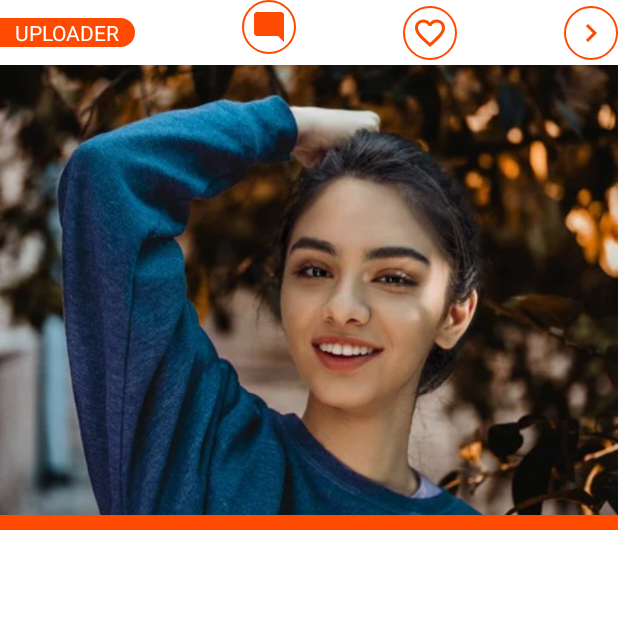
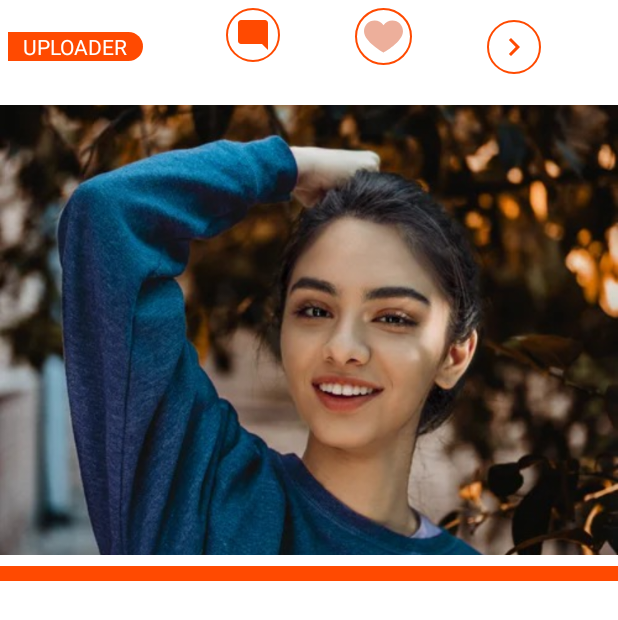
Before and after one commit to Rahul7f/PicTopz, an Android app: the layout layout_home_post.xml on its own in the app's theme, with its tools: preview values and no code run, on a phone screen of 412 x 824 dp. Shown: the top 620 px of the screen. Run offline under Robolectric (Android 15) with nearby library versions, the phone set to English and light mode, and no system bars.

```diff
--- a/app/src/main/java/com/example/pictopz/ui/fragment/HomeFragment.java
+++ b/app/src/main/java/com/example/pictopz/ui/fragment/HomeFragment.java
@@ -29,6 +29,7 @@ public class HomeFragment extends Fragment {
 
     ImageView imageView;
     ArrayList<ApprovedPostObject> approvedPostObjects=new ArrayList<>();
+
     public View onCreateView(@NonNull LayoutInflater inflater,
                              ViewGroup container, Bundle savedInstanceState) {
 
@@ -55,7 +56,7 @@ public class HomeFragment extends Fragment {
                 approvedPostObjects.add(snapshot1.getValue(ApprovedPostObject.class));
                 postAdapter.notifyDataSetChanged();
 
-
+              // Log.e("likeno", approvedPostObjects.get(2).likeNo);
             }
 
             @Override
--- a/app/src/main/java/com/example/pictopz/ui/fragment/Participate.java
+++ b/app/src/main/java/com/example/pictopz/ui/fragment/Participate.java
@@ -97,10 +97,12 @@ public class Participate extends Fragment {
 
     private void uploadData(String Imageurl){
         String url="/images/unApproved/";
+        int likesNo =0;
+        int commentsNo=0;
         String key= UUID.randomUUID().toString();
         url+=key;
 
-        UnApprovedDataObject unApprovedDataObject=new UnApprovedDataObject(Imageurl,key,getUsername(mAuth.getCurrentUser().getDisplayName()),mAuth.getUid(),contestID);
+        UnApprovedDataObject unApprovedDataObject=new UnApprovedDataObject(Imageurl,key,getUsername(mAuth.getCurrentUser().getDisplayName()),mAuth.getUid(),contestID,likesNo,commentsNo);
 
         FirebaseUploadData uploadData=new FirebaseUploadData(getContext(),url,unApprovedDataObject) {
             @Override
--- a/app/src/main/res/drawable/heart.xml
+++ b/app/src/main/res/drawable/heart.xml
@@ -1,5 +1,9 @@
-<vector android:height="24dp" android:tint="#FF4A01"
-    android:viewportHeight="24" android:viewportWidth="24"
-    android:width="24dp" xmlns:android="http://schemas.android.com/apk/res/android">
-    <path android:fillColor="@android:color/white" android:pathData="M16.5,3c-1.74,0 -3.41,0.81 -4.5,2.09C10.91,3.81 9.24,3 7.5,3 4.42,3 2,5.42 2,8.5c0,3.78 3.4,6.86 8.55,11.54L12,21.35l1.45,-1.32C18.6,15.36 22,12.28 22,8.5 22,5.42 19.58,3 16.5,3zM12.1,18.55l-0.1,0.1 -0.1,-0.1C7.14,14.24 4,11.39 4,8.5 4,6.5 5.5,5 7.5,5c1.54,0 3.04,0.99 3.57,2.36h1.87C13.46,5.99 14.96,5 16.5,5c2,0 3.5,1.5 3.5,3.5 0,2.89 -3.14,5.74 -7.9,10.05z"/>
+<vector xmlns:android="http://schemas.android.com/apk/res/android"
+    android:width="391.837dp"
+    android:height="391.837dp"
+    android:viewportWidth="391.837"
+    android:viewportHeight="391.837">
+  <path
+      android:pathData="M285.257,35.528c58.743,0.286 106.294,47.836 106.58,106.58c0,107.624 -195.918,214.204 -195.918,214.204S0,248.165 0,142.108c0,-58.862 47.717,-106.58 106.58,-106.58l0,0c36.032,-0.281 69.718,17.842 89.339,48.065C215.674,53.517 249.273,35.441 285.257,35.528z"
+      android:fillColor="@color/orange"/>
 </vector>
--- a/app/src/main/res/layout/layout_home_post.xml
+++ b/app/src/main/res/layout/layout_home_post.xml
@@ -1,83 +1,108 @@
 <?xml version="1.0" encoding="utf-8"?>
-<androidx.constraintlayout.widget.ConstraintLayout xmlns:android="http://schemas.android.com/apk/res/android"
+<LinearLayout xmlns:android="http://schemas.android.com/apk/res/android"
+    xmlns:app="http://schemas.android.com/apk/res-auto"
+    xmlns:tools="http://schemas.android.com/tools"
     android:layout_width="match_parent"
     android:layout_height="wrap_content"
-    xmlns:app="http://schemas.android.com/apk/res-auto"
     android:paddingBottom="10sp"
-    >
+    android:orientation="vertical">
 
 
+    <LinearLayout
+        android:layout_width="match_parent"
+        android:layout_height="wrap_content"
+        android:orientation="horizontal">
+
         <TextView
-        app:layout_constraintTop_toTopOf="parent"
-        app:layout_constraintStart_toStartOf="parent"
-        app:layout_constraintBottom_toTopOf="@id/layout_home_post_image"
             android:id="@+id/layout_home_username"
-        android:paddingHorizontal="10sp"
             android:layout_width="wrap_content"
             android:layout_height="wrap_content"
             android:background="@drawable/orangecircle"
+            android:paddingHorizontal="10sp"
+            android:text="UPLOADER"
+            android:layout_gravity="center"
+            android:textColor="@android:color/white"
+            tools:layout_editor_absoluteY="12dp"
+            android:layout_margin="5dp"/>
 
-        android:text="UPLOADER"
-        android:textColor="@android:color/white"
-        />
+        <LinearLayout
+            android:layout_width="wrap_content"
+            android:layout_height="wrap_content"
+            android:orientation="vertical"
+            android:layout_marginLeft="50dp"
+            android:layout_marginTop="5dp">
+            <ImageView
+                android:id="@+id/layout_home_comment"
+                android:layout_width="wrap_content"
+                android:layout_height="wrap_content"
+                android:background="@drawable/circle2d"
+                android:padding="6sp"
+                android:src="@drawable/comment"
+                tools:layout_editor_absoluteX="161dp" />
+            <TextView
+                android:id="@+id/commentNo"
+                android:layout_width="wrap_content"
+                android:layout_height="wrap_content"
+                android:layout_gravity="center"
+                android:textColor="#000"/>
+
+        </LinearLayout>
+
+        <LinearLayout
+            android:layout_width="wrap_content"
+            android:layout_height="wrap_content"
+            android:orientation="vertical"
+            android:layout_marginLeft="50dp"
+            android:layout_marginTop="5dp">
+            <ImageView
+                android:id="@+id/layout_home_like"
+                android:layout_width="38dp"
+                android:layout_height="38dp"
+                android:background="@drawable/circle2d"
+                android:padding="6sp"
+                android:src="@drawable/heart"
+                app:tint="#EDAF9B" />
+            <TextView
+                android:id="@+id/likeNo"
+                android:layout_width="wrap_content"
+                android:layout_height="wrap_content"
+                android:layout_gravity="center"
+                android:textColor="#000"/>
+
+        </LinearLayout>
+
 
 
 
         <ImageView
-        app:layout_constraintStart_toEndOf="@id/layout_home_username"
-        app:layout_constraintTop_toTopOf="parent"
-        app:layout_constraintBottom_toTopOf="@id/layout_home_post_image"
-        app:layout_constraintEnd_toStartOf="@id/layout_home_favourite"
-
-        android:src="@drawable/comment"
-        android:padding="6sp"
-        android:background="@drawable/circle2d"
+            android:id="@+id/layout_home_more"
             android:layout_width="wrap_content"
             android:layout_height="wrap_content"
-        android:id="@+id/layout_home_comment"/>
+            android:background="@drawable/circle2d"
+            android:padding="6sp"
+            android:layout_gravity="center"
+            android:src="@drawable/arrow_forward"
+            android:layout_marginLeft="50dp" />
+
+
+    </LinearLayout>
 
     <ImageView
-        app:layout_constraintStart_toEndOf="@id/layout_home_comment"
-        app:layout_constraintTop_toTopOf="parent"
-        app:layout_constraintBottom_toTopOf="@id/layout_home_post_image"
-        app:layout_constraintEnd_toStartOf="@id/layout_home_more"
+        android:id="@+id/layout_home_post_image"
+        android:layout_width="match_parent"
 
-        android:src="@drawable/heart"
-        android:padding="6sp"
-        android:background="@drawable/circle2d"
-        android:layout_width="wrap_content"
-        android:layout_height="wrap_content"
-        android:id="@+id/layout_home_favourite"/>
-    <ImageView
-        app:layout_constraintBottom_toTopOf="@id/layout_home_post_image"
-        app:layout_constraintTop_toTopOf="parent"
-        app:layout_constraintEnd_toEndOf="parent"
-        android:src="@drawable/arrow_forward"
-        android:padding="6sp"
-        android:background="@drawable/circle2d"
-        android:layout_width="wrap_content"
-        android:layout_height="wrap_content"
-        android:id="@+id/layout_home_more" />
-
-  <ImageView
-      android:layout_width="match_parent"
         android:layout_height="300sp"
+        android:layout_marginVertical="7sp"
 
         android:scaleType="centerCrop"
-      android:layout_marginVertical="7sp"
 
-      android:id="@+id/layout_home_post_image"
-
-      app:layout_constraintTop_toBottomOf="@id/layout_home_comment"
         android:src="@drawable/sample_image"
-      />
+        tools:layout_editor_absoluteY="43dp" />
 
     <View
         android:layout_width="match_parent"
         android:layout_height="10sp"
-        app:layout_constraintStart_toStartOf="parent"
-        app:layout_constraintTop_toBottomOf="@id/layout_home_post_image"
         android:background="@color/orange"
-        />
+        tools:layout_editor_absoluteY="343dp" />
 
-</androidx.constraintlayout.widget.ConstraintLayout>
+</LinearLayout>
--- a/app/src/main/res/values/colors.xml
+++ b/app/src/main/res/values/colors.xml
@@ -4,6 +4,7 @@
     <color name="colorPrimaryDark">#3700B3</color>
     <color name="colorAccent">#03DAC5</color>
     <color name="orange">#ff4a01</color>
+    <color name="fade_orange">#EDAF9B</color>
 
 
 </resources>
```
Also changed, not shown: app/src/main/java/com/example/pictopz/adapters/PostsAdapter.java (+14 -5 lines), app/src/main/java/com/example/pictopz/models/ApprovedPostObject.java (+12 -2 lines), app/src/main/java/com/example/pictopz/models/UnApprovedDataObject.java (+6 -1 lines), app/src/main/res/layout/fragment_participate.xml (+21 -21 lines), app/src/main/res/drawable/photoupload_def.png (added). Lines whose indentation alone changed are shown as unchanged.
